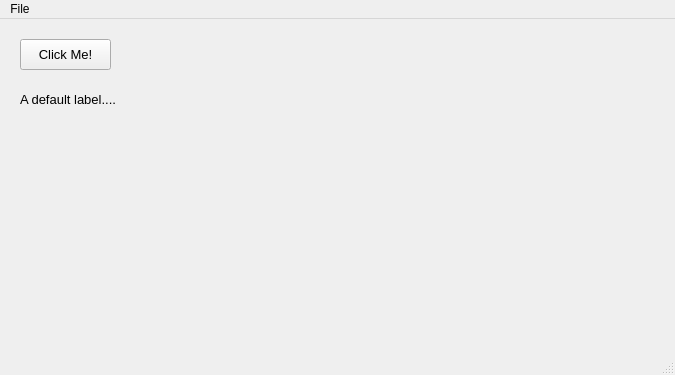
This is tutorial.ui in rjDevOnRun/PyQt5Tutorial as Qt 5 draws it before an edit. The edited form follows.
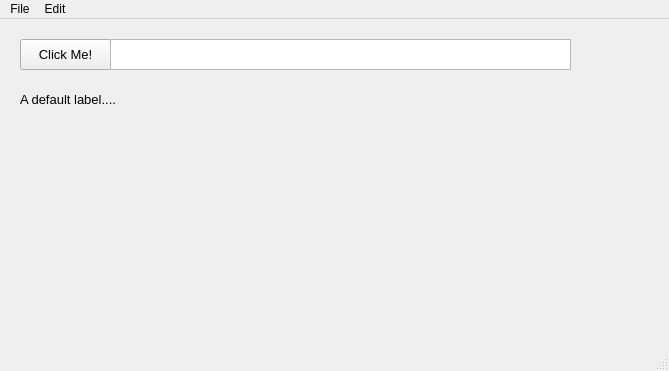
This is the edited form.

```diff
--- a/tutorial.ui
+++ b/tutorial.ui
@@ -6,8 +6,8 @@
    <rect>
     <x>0</x>
     <y>0</y>
-    <width>675</width>
-    <height>375</height>
+    <width>669</width>
+    <height>371</height>
    </rect>
   </property>
   <property name="windowTitle">
@@ -53,13 +53,23 @@
      <string>A default label....</string>
     </property>
    </widget>
+   <widget class="QPlainTextEdit" name="txtInput">
+    <property name="geometry">
+     <rect>
+      <x>110</x>
+      <y>20</y>
+      <width>461</width>
+      <height>31</height>
+     </rect>
+    </property>
+   </widget>
   </widget>
   <widget class="QMenuBar" name="menubar">
    <property name="geometry">
     <rect>
      <x>0</x>
      <y>0</y>
-     <width>675</width>
+     <width>669</width>
      <height>21</height>
     </rect>
    </property>
@@ -72,7 +82,15 @@
     <addaction name="separator"/>
     <addaction name="actionExit"/>
    </widget>
+   <widget class="QMenu" name="menuEdit">
+    <property name="title">
+     <string>Edit</string>
+    </property>
+    <addaction name="actionCopy"/>
+    <addaction name="actionPaste"/>
+   </widget>
    <addaction name="menuFile"/>
+   <addaction name="menuEdit"/>
   </widget>
   <widget class="QStatusBar" name="statusbar"/>
   <action name="actionOpen">
```
Left out of the diff: 54 changed lines with no effect on the pictures.
